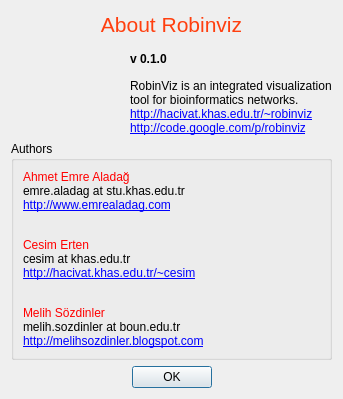
This is src/python/robinviz/misc/about.ui in aladagemre/robinviz as Qt 5 draws it before an edit. The edited form follows.
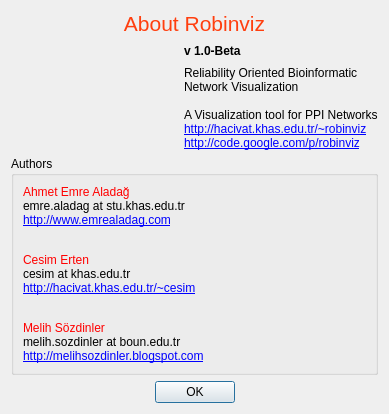
This is the edited form. Icons and pictures are not drawn.

Commit message: * About box updated

The edit to the form file:
```diff
--- a/src/python/robinviz/misc/about.ui
+++ b/src/python/robinviz/misc/about.ui
@@ -6,8 +6,8 @@
    <rect>
     <x>0</x>
     <y>0</y>
-    <width>343</width>
-    <height>399</height>
+    <width>389</width>
+    <height>414</height>
    </rect>
   </property>
   <property name="sizePolicy">
@@ -58,10 +58,15 @@
 &lt;html&gt;&lt;head&gt;&lt;meta name=&quot;qrichtext&quot; content=&quot;1&quot; /&gt;&lt;style type=&quot;text/css&quot;&gt;
 p, li { white-space: pre-wrap; }
 &lt;/style&gt;&lt;/head&gt;&lt;body style=&quot; font-family:'Sans Serif'; font-size:9pt; font-weight:400; font-style:normal;&quot;&gt;
-&lt;p style=&quot; margin-top:0px; margin-bottom:0px; margin-left:0px; margin-right:0px; -qt-block-indent:0; text-indent:0px;&quot;&gt;RobinViz is an integrated visualization&lt;/p&gt;
-&lt;p style=&quot; margin-top:0px; margin-bottom:0px; margin-left:0px; margin-right:0px; -qt-block-indent:0; text-indent:0px;&quot;&gt;tool for bioinformatics networks.&lt;/p&gt;
+&lt;table border=&quot;0&quot; style=&quot;-qt-table-type: root; margin-top:4px; margin-bottom:4px; margin-left:4px; margin-right:4px;&quot;&gt;
+&lt;tr&gt;
+&lt;td style=&quot;border: none;&quot;&gt;
+&lt;p style=&quot; margin-top:0px; margin-bottom:0px; margin-left:0px; margin-right:0px; -qt-block-indent:0; text-indent:0px;&quot;&gt;Reliability Oriented Bioinformatic&lt;/p&gt;
+&lt;p style=&quot; margin-top:0px; margin-bottom:0px; margin-left:0px; margin-right:0px; -qt-block-indent:0; text-indent:0px;&quot;&gt;Network Visualization&lt;/p&gt;
+&lt;p style=&quot;-qt-paragraph-type:empty; margin-top:0px; margin-bottom:0px; margin-left:0px; margin-right:0px; -qt-block-indent:0; text-indent:0px;&quot;&gt;&lt;/p&gt;
+&lt;p style=&quot; margin-top:0px; margin-bottom:0px; margin-left:0px; margin-right:0px; -qt-block-indent:0; text-indent:0px;&quot;&gt;A Visualization tool for PPI Networks&lt;/p&gt;
 &lt;p style=&quot; margin-top:0px; margin-bottom:0px; margin-left:0px; margin-right:0px; -qt-block-indent:0; text-indent:0px;&quot;&gt;&lt;a href=&quot;http://hacivat.khas.edu.tr/~robinviz&quot;&gt;&lt;span style=&quot; text-decoration: underline; color:#0000ff;&quot;&gt;http://hacivat.khas.edu.tr/~robinviz&lt;/span&gt;&lt;/a&gt;&lt;/p&gt;
-&lt;p style=&quot; margin-top:0px; margin-bottom:0px; margin-left:0px; margin-right:0px; -qt-block-indent:0; text-indent:0px;&quot;&gt;&lt;a href=&quot;http://code.google.com/p/robinviz&quot;&gt;&lt;span style=&quot; text-decoration: underline; color:#0000ff;&quot;&gt;http://code.google.com/p/robinviz&lt;/span&gt;&lt;/a&gt;&lt;/p&gt;&lt;/body&gt;&lt;/html&gt;</string>
+&lt;p style=&quot; margin-top:0px; margin-bottom:0px; margin-left:0px; margin-right:0px; -qt-block-indent:0; text-indent:0px;&quot;&gt;&lt;a href=&quot;http://code.google.com/p/robinviz&quot;&gt;&lt;span style=&quot; text-decoration: underline; color:#0000ff;&quot;&gt;http://code.google.com/p/robinviz&lt;/span&gt;&lt;/a&gt;&lt;/p&gt;&lt;/td&gt;&lt;/tr&gt;&lt;/table&gt;&lt;/body&gt;&lt;/html&gt;</string>
        </property>
        <property name="openExternalLinks">
         <bool>true</bool>
@@ -158,18 +163,20 @@
 &lt;html&gt;&lt;head&gt;&lt;meta name=&quot;qrichtext&quot; content=&quot;1&quot; /&gt;&lt;style type=&quot;text/css&quot;&gt;
 p, li { white-space: pre-wrap; }
 &lt;/style&gt;&lt;/head&gt;&lt;body style=&quot; font-family:'Sans Serif'; font-size:9pt; font-weight:400; font-style:normal;&quot;&gt;
-&lt;p style=&quot; margin-top:0px; margin-bottom:0px; margin-left:0px; margin-right:0px; -qt-block-indent:0; text-indent:0px;&quot;&gt;&lt;span style=&quot; font-weight:600;&quot;&gt;v 0.1.0&lt;/span&gt;&lt;/p&gt;&lt;/body&gt;&lt;/html&gt;</string>
+&lt;table style=&quot;-qt-table-type: root; margin-top:4px; margin-bottom:4px; margin-left:4px; margin-right:4px;&quot;&gt;
+&lt;tr&gt;
+&lt;td style=&quot;border: none;&quot;&gt;
+&lt;p style=&quot; margin-top:0px; margin-bottom:0px; margin-left:0px; margin-right:0px; -qt-block-indent:0; text-indent:0px;&quot;&gt;&lt;span style=&quot; font-weight:600;&quot;&gt;v 1.0-Beta&lt;/span&gt;&lt;/p&gt;&lt;/td&gt;&lt;/tr&gt;&lt;/table&gt;&lt;/body&gt;&lt;/html&gt;</string>
        </property>
       </widget>
      </item>
      <item row="1" column="0" rowspan="2">
       <widget class="QLabel" name="label_6">
        <property name="text">
-        <string>&lt;!DOCTYPE HTML PUBLIC &quot;-//W3C//DTD HTML 4.0//EN&quot; &quot;http://www.w3.org/TR/REC-html40/strict.dtd&quot;&gt;
-&lt;html&gt;&lt;head&gt;&lt;meta name=&quot;qrichtext&quot; content=&quot;1&quot; /&gt;&lt;style type=&quot;text/css&quot;&gt;
-p, li { white-space: pre-wrap; }
-&lt;/style&gt;&lt;/head&gt;&lt;body style=&quot; font-family:'Sans Serif'; font-size:9pt; font-weight:400; font-style:normal;&quot;&gt;
-&lt;p style=&quot; margin-top:0px; margin-bottom:0px; margin-left:0px; margin-right:0px; -qt-block-indent:0; text-indent:0px;&quot;&gt;&lt;img src=&quot;:/pic/robin.jpg&quot; /&gt;&lt;/p&gt;&lt;/body&gt;&lt;/html&gt;</string>
+        <string/>
+       </property>
+       <property name="pixmap">
+        <pixmap resource="resources.qrc">:/pic/logo.jpg</pixmap>
        </property>
       </widget>
      </item>
```
The commit also changes 5 other files.
